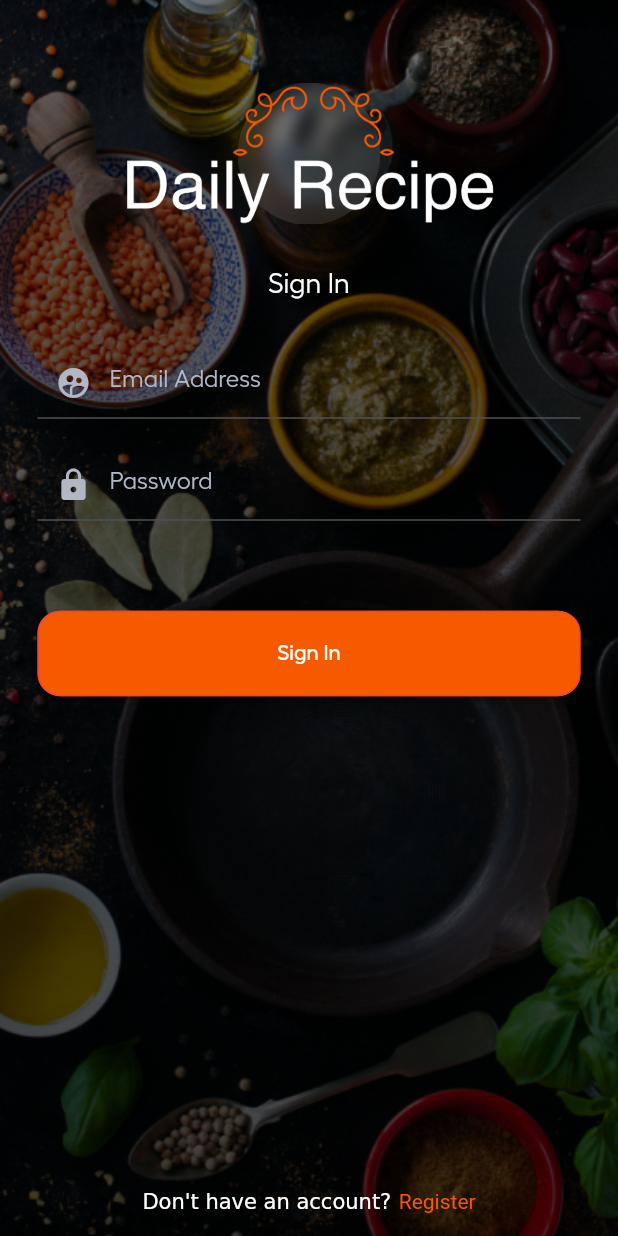
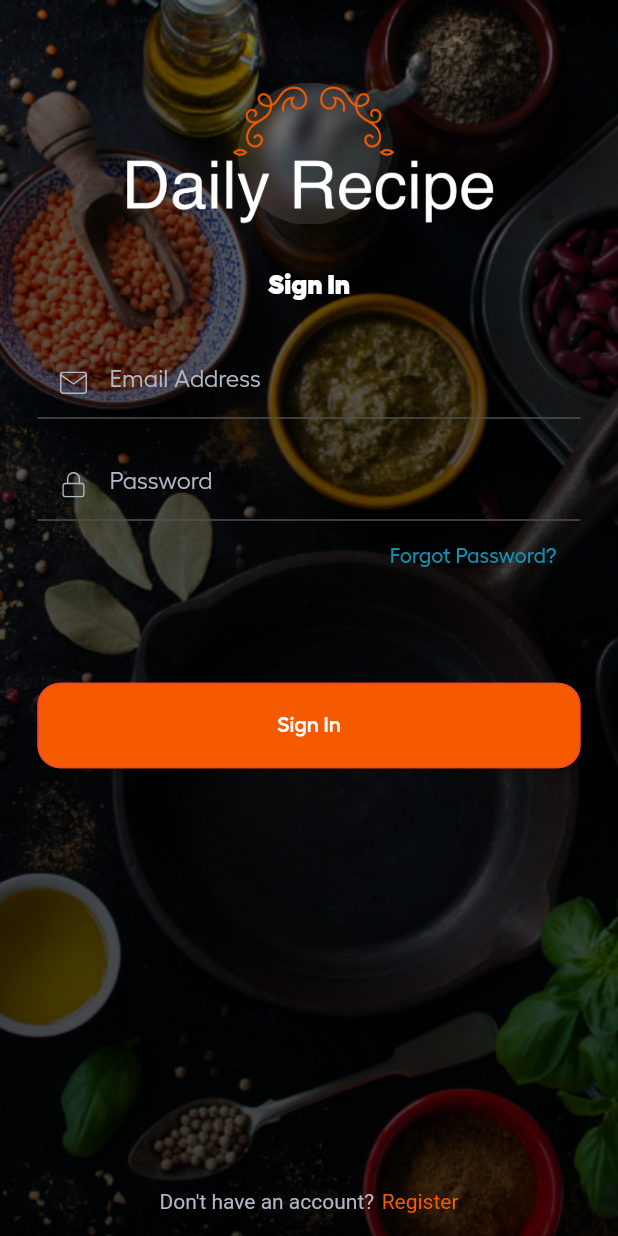
Before and after one commit to alexaf2000/daily_receipe, a Flutter app: the screen it shows after launch, on a phone screen of 412 x 824 dp. Run offline on Flutter 3.47's test engine with Material 2 defaults, Android fonts, the phone set to English and light mode, and no system bars; our stand-ins replace flutter_svg; accounts and stored records are empty.

Commit message:
Add login screen changes

```diff
--- a/lib/screens/auth/login_screen.dart
+++ b/lib/screens/auth/login_screen.dart
@@ -1,5 +1,10 @@
+import 'package:daily_recipe/helpers/validator.dart';
+import 'package:daily_recipe/models/user.dart';
+import 'package:daily_recipe/providers/auth_provider.dart';
 import 'package:daily_recipe/widgets/logo.dart';
 import 'package:flutter/material.dart';
+import 'package:flutter_svg/flutter_svg.dart';
+import 'package:provider/provider.dart';
 
 class LoginScreen extends StatefulWidget {
   @override
@@ -7,23 +12,26 @@ class LoginScreen extends StatefulWidget {
 }
 
 class _LoginScreenState extends State<LoginScreen> {
-  //FormController _formController;
-  TextEditingController _emailController;
-  TextEditingController _passwordController;
+  final TextEditingController _emailController = new TextEditingController();
+  final TextEditingController _passwordController = new TextEditingController();
+  final _formKey = GlobalKey<FormState>();
 
   /// Get the `FormController` and fakes
   /// a login.
   void onClickSignIn(BuildContext context) {
+    // Validate if the form is validated
+    if (_formKey.currentState.validate()) {
+      // Creates the user (simulate an API call)
+      User user =
+          new User(email: _emailController.text, name: "Alex", surname: "AF");
+      Provider.of<AuthProvider>(context, listen: false).logIn(user);
       // Removes the actual screen and pushes to the home
       Navigator.of(context).popAndPushNamed('/home');
+    }
   }
 
   @override
   void initState() {
-    // Inits the controllers for the inputs
-    _emailController = new TextEditingController();
-    _passwordController = new TextEditingController();
-
     super.initState();
   }
 
@@ -61,53 +69,104 @@ class _LoginScreenState extends State<LoginScreen> {
                       Container(
                         child: Expanded(
                           child: Form(
-                            child: Column(children: [
+                            key: _formKey,
+                            child: Column(
+                                crossAxisAlignment: CrossAxisAlignment.center,
+                                children: [
                                   SizedBox(height: 40),
                                   Logo(width: 250),
                                   SizedBox(height: 30),
                                   Text("Sign In",
                                       style: TextStyle(
-                                      color: Colors.white, fontSize: 18)),
+                                        color: Colors.white,
+                                        fontSize: 18,
+                                        fontWeight: FontWeight.w800,
+                                      )),
                                   SizedBox(height: 30),
                                   TextFormField(
                                     controller: _emailController,
                                     keyboardType: TextInputType.emailAddress,
+                                    style: TextStyle(color: Colors.white),
+                                    validator: (value) {
+                                      Validator validator =
+                                          new Validator(value);
+                                      String validation = validator.email();
+                                      return validation;
+                                    },
                                     decoration: InputDecoration(
                                         enabledBorder: UnderlineInputBorder(
-                                      borderSide:
-                                          BorderSide(color: Color(0xFF4F5052)),
+                                          borderSide: BorderSide(
+                                              color: Color(0xFF4F5052)),
                                         ),
                                         hintText: 'Email Address',
-                                    prefixIcon: Icon(
-                                        Icons.supervised_user_circle,
-                                        color: Color(0xFFB2B7C6))),
+                                        prefixIcon: SizedBox(
+                                          height: 24,
+                                          width: 24,
+                                          child: IconButton(
+                                              padding: EdgeInsets.all(0.0),
+                                              color: Colors.red,
+                                              icon: SvgPicture.asset(
+                                                'assets/icons/email.svg',
+                                              ),
+                                              onPressed: () {}),
+                                        )),
                                   ),
                                   SizedBox(height: 20),
                                   TextFormField(
                                     controller: _passwordController,
                                     obscureText: true,
+                                    style: TextStyle(color: Colors.white),
+                                    validator: (value) {
+                                      Validator validator =
+                                          new Validator(value);
+                                      String validation = validator.password();
+                                      return validation;
+                                    },
                                     decoration: InputDecoration(
                                         enabledBorder: UnderlineInputBorder(
-                                      borderSide:
-                                          BorderSide(color: Color(0xFF4F5052)),
+                                          borderSide: BorderSide(
+                                              color: Color(0xFF4F5052)),
                                         ),
                                         hintText: 'Password',
                                         fillColor: Colors.red,
-                                    prefixIcon: Icon(Icons.lock,
-                                        color: Color(0xFFB2B7C6))),
+                                        prefixIcon: SizedBox(
+                                          height: 24,
+                                          width: 24,
+                                          child: IconButton(
+                                              padding: EdgeInsets.all(0.0),
+                                              color: Colors.red,
+                                              icon: SvgPicture.asset(
+                                                'assets/icons/password.svg',
                                               ),
+                                              onPressed: () {}),
+                                        )),
+                                  ),
+                                  Align(
+                                      alignment: Alignment.topRight,
+                                      child: FlatButton(
+                                          splashColor: Color(0xFF0D6D85),
+                                          child: Text("Forgot Password?",
+                                              style: TextStyle(
+                                                  color: Color(0xFF128FAE))),
+                                          onPressed: () {})),
                                   SizedBox(height: 60),
                                   Container(
                                     width: double.infinity,
                                     child: RaisedButton(
-                                    child: Text("Sign In",
-                                        style: TextStyle(color: Colors.white)),
-                                    padding: EdgeInsets.symmetric(vertical: 20),
+                                        child: Text(
+                                          "Sign In",
+                                          style: TextStyle(
+                                              color: Colors.white,
+                                              fontWeight: FontWeight.w600),
+                                        ),
+                                        padding:
+                                            EdgeInsets.symmetric(vertical: 20),
                                         onPressed: () => onClickSignIn(context),
                                         shape: RoundedRectangleBorder(
                                             borderRadius:
                                                 BorderRadius.circular(15.0),
-                                        side: BorderSide(color: Colors.red)),
+                                            side:
+                                                BorderSide(color: Colors.red)),
                                         color: Theme.of(context).primaryColor),
                                   ),
                                 ]),
@@ -116,7 +175,9 @@ class _LoginScreenState extends State<LoginScreen> {
                       ),
                       RichText(
                           text: TextSpan(children: [
-                        TextSpan(text: "Don't have an account?"),
+                        TextSpan(
+                            text: "Don't have an account?",
+                            style: TextStyle(color: Color(0xFFB2B7C6))),
                         WidgetSpan(child: SizedBox(width: 5)),
                         TextSpan(
                             text: "Register",
```
Lines whose indentation alone changed are shown as unchanged.
